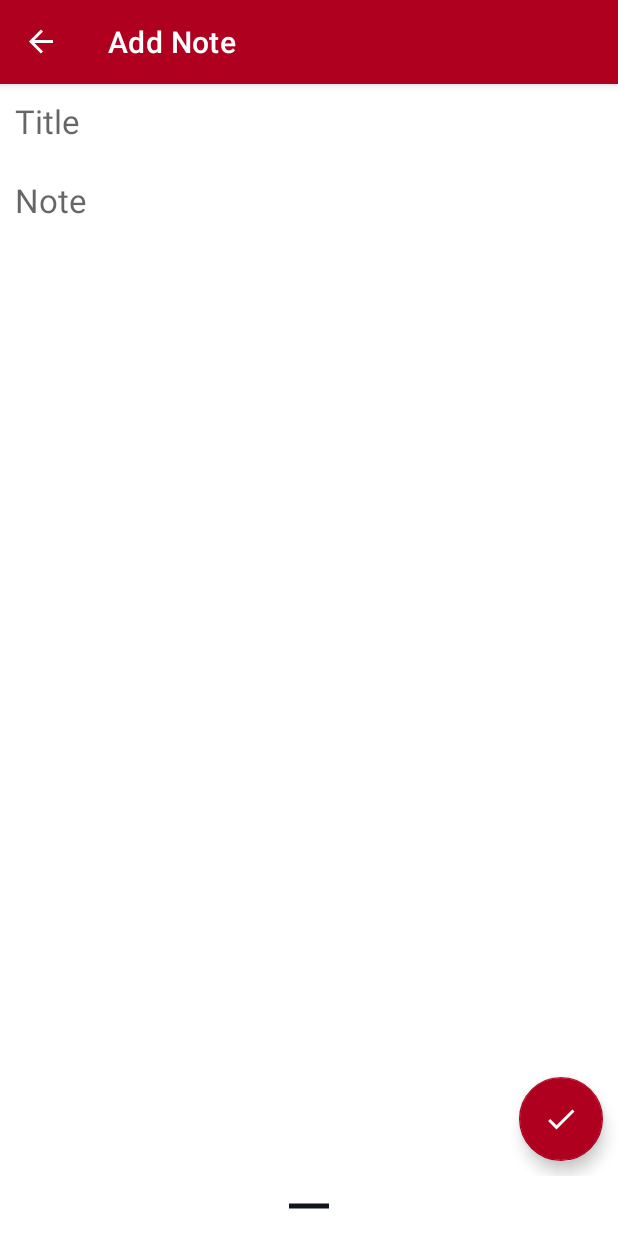
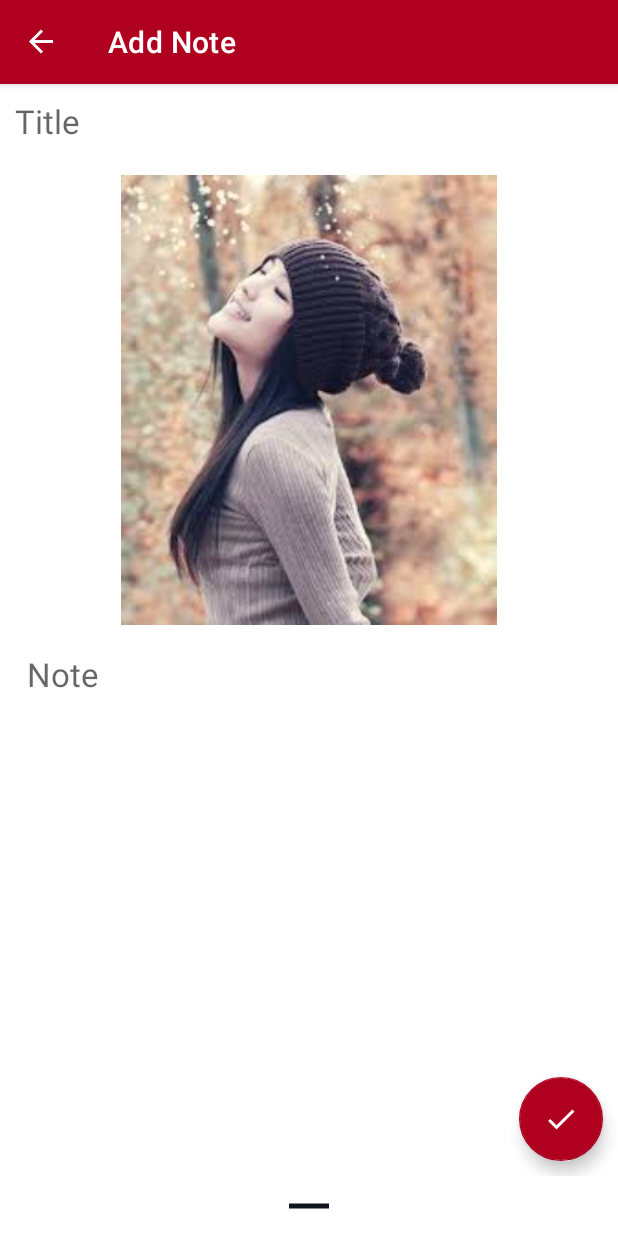
Before and after one commit to Sudiptagupta217/NoteLocker, an Android app: the AddNoteFragment screen opened through its navigation route, on a phone screen of 412 x 824 dp. Run offline under Robolectric (Android 15) with nearby library versions, the phone set to English and light mode, and no system bars; our stand-ins replace Room's generated code, navigation-ui.

Commit message:
add_image xml code set

```diff
--- a/app/src/main/java/com/sudipta/mynote/ui/NotesAdapter.java
+++ b/app/src/main/java/com/sudipta/mynote/ui/NotesAdapter.java
@@ -73,8 +73,8 @@ public class NotesAdapter extends RecyclerView.Adapter<NotesAdapter.NoteViewHold
         public void setData(String title, String body , String color) {
             titleTv.setText(title);
             bodyTv.setText(body);
-            GradientDrawable gradientDrawable= (GradientDrawable) notelayout.getBackground();
-            gradientDrawable.setColor(Color.parseColor(color));
+           // GradientDrawable gradientDrawable= (GradientDrawable) notelayout.getBackground();
+            //gradientDrawable.setColor(Color.parseColor(color));
             //notelayout.setBackground(color);
 
             itemView.setOnClickListener(new View.OnClickListener() {
--- /dev/null
+++ b/app/src/main/res/drawable/ic_baseline_image_24.xml
@@ -0,0 +1,10 @@
+<vector xmlns:android="http://schemas.android.com/apk/res/android"
+    android:width="24dp"
+    android:height="24dp"
+    android:viewportWidth="24"
+    android:viewportHeight="24"
+    android:tint="?attr/colorControlNormal">
+  <path
+      android:fillColor="@android:color/white"
+      android:pathData="M21,19V5c0,-1.1 -0.9,-2 -2,-2H5c-1.1,0 -2,0.9 -2,2v14c0,1.1 0.9,2 2,2h14c1.1,0 2,-0.9 2,-2zM8.5,13.5l2.5,3.01L14.5,12l4.5,6H5l3.5,-4.5z"/>
+</vector>
--- a/app/src/main/res/layout/bottombar.xml
+++ b/app/src/main/res/layout/bottombar.xml
@@ -173,4 +173,29 @@
 
     </LinearLayout>
 
+    <LinearLayout
+        android:id="@+id/layout_add_image"
+        android:layout_width="match_parent"
+        android:layout_height="35dp"
+        android:background="@color/background"
+        android:orientation="horizontal">
+
+        <ImageView
+            android:layout_width="wrap_content"
+            android:layout_height="wrap_content"
+            android:src="@drawable/ic_baseline_image_24"
+            android:layout_marginStart="10dp"
+            app:tint="@color/white"
+            android:layout_gravity="center"/>
+        <TextView
+            android:layout_width="wrap_content"
+            android:layout_height="wrap_content"
+            android:text="@string/select_image"
+            android:textColor="@color/white"
+            android:textSize="14sp"
+            android:fontFamily="serif"
+            android:layout_marginStart="10dp"
+            android:layout_gravity="center"/>
+    </LinearLayout>
+
 </LinearLayout>
--- a/app/src/main/res/layout/fragment_add_note.xml
+++ b/app/src/main/res/layout/fragment_add_note.xml
@@ -48,6 +48,9 @@
                     android:id="@+id/note_editText"
                     android:layout_width="match_parent"
                     android:layout_height="wrap_content"
+                    android:layout_marginStart="8dp"
+                    android:layout_marginTop="8dp"
+                    android:layout_marginEnd="8dp"
                     android:background="@color/white"
                     android:foregroundGravity="top"
                     android:gravity="top"
@@ -57,7 +60,17 @@
                     android:textAppearance="@style/TextAppearance.AppCompat.Large"
                     app:layout_constraintEnd_toEndOf="parent"
                     app:layout_constraintStart_toStartOf="parent"
-                    app:layout_constraintTop_toTopOf="parent" />
+                    app:layout_constraintTop_toBottomOf="@+id/note_imageView" />
+
+                <ImageView
+                    android:id="@+id/note_imageView"
+                    android:layout_width="300dp"
+                    android:layout_height="300dp"
+                    android:layout_marginTop="8dp"
+                    app:layout_constraintEnd_toEndOf="parent"
+                    app:layout_constraintStart_toStartOf="parent"
+                    app:layout_constraintTop_toTopOf="parent"
+                    android:src="@drawable/pic5" />
 
                 <com.google.android.material.floatingactionbutton.FloatingActionButton
                     android:id="@+id/save_button"
--- a/app/src/main/res/values/strings.xml
+++ b/app/src/main/res/values/strings.xml
@@ -5,4 +5,5 @@
 
     <string name="edittext_hint">Note</string>
     <string name="select_color">select color</string>
+    <string name="select_image">Select Image</string>
 </resources>
```
Also changed, not shown: app/src/main/res/drawable-v24/pic5.jpg (added), app/src/main/res/drawable/pic5.jpg (added).
